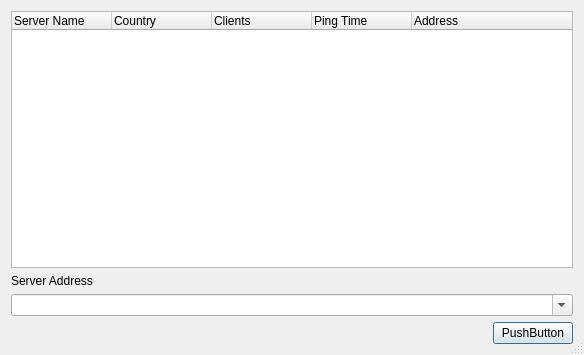
Before: the Qt Designer form src/connectdlgbase.ui in jamulussoftware/jamulus, drawn with Qt 5.
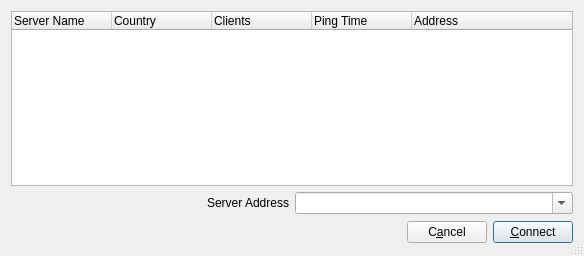
After: the same form once the commit is applied. Icons and pictures are not drawn.

Commit message: prepared for the combo box functionality for server names

```diff
--- a/src/connectdlgbase.ui
+++ b/src/connectdlgbase.ui
@@ -6,7 +6,7 @@
     <x>0</x>
     <y>0</y>
     <width>584</width>
-    <height>355</height>
+    <height>256</height>
    </rect>
   </property>
   <property name="windowTitle" >
@@ -55,10 +55,15 @@
     </widget>
    </item>
    <item>
+    <layout class="QHBoxLayout" >
+     <item>
     <widget class="QLabel" name="TextLabelServerAddr" >
      <property name="text" >
       <string>Server Address</string>
      </property>
+       <property name="alignment" >
+        <set>Qt::AlignRight|Qt::AlignTrailing|Qt::AlignVCenter</set>
+       </property>
     </widget>
    </item>
    <item>
@@ -68,6 +73,8 @@
      </property>
     </widget>
    </item>
+    </layout>
+   </item>
    <item>
     <layout class="QHBoxLayout" >
      <item>
@@ -77,16 +84,26 @@
        </property>
        <property name="sizeHint" >
         <size>
-         <width>40</width>
-         <height>20</height>
+         <width>351</width>
+         <height>25</height>
         </size>
        </property>
       </spacer>
      </item>
      <item>
-      <widget class="QPushButton" name="pushButton" >
+      <widget class="QPushButton" name="CancelButton" >
        <property name="text" >
-        <string>PushButton</string>
+        <string>C&amp;ancel</string>
+       </property>
+      </widget>
+     </item>
+     <item>
+      <widget class="QPushButton" name="ConnectButton" >
+       <property name="text" >
+        <string>&amp;Connect</string>
+       </property>
+       <property name="default" >
+        <bool>true</bool>
        </property>
       </widget>
      </item>
```
Lines whose indentation alone changed are shown as unchanged. The commit also changes 3 other files.
